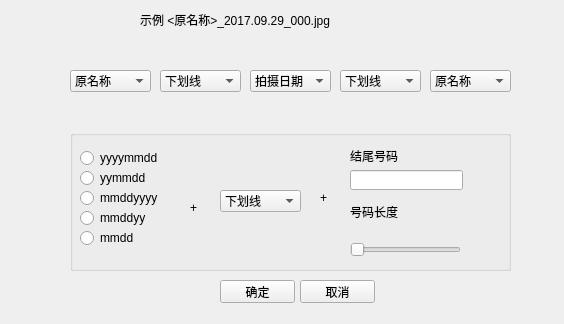
suzhan/ArchiveImages, file v2/rename.ui: the form before one commit.
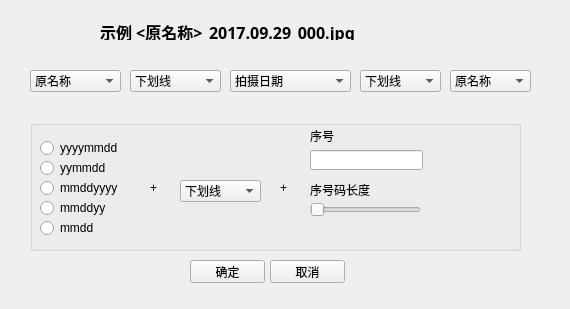
The form after the commit.

```diff
--- a/v2/rename.ui
+++ b/v2/rename.ui
@@ -6,8 +6,8 @@
    <rect>
     <x>0</x>
     <y>0</y>
-    <width>564</width>
-    <height>324</height>
+    <width>570</width>
+    <height>309</height>
    </rect>
   </property>
   <property name="windowTitle">
@@ -16,52 +16,60 @@
   <widget class="QLabel" name="label">
    <property name="geometry">
     <rect>
-     <x>140</x>
-     <y>10</y>
-     <width>251</width>
+     <x>100</x>
+     <y>20</y>
+     <width>361</width>
      <height>20</height>
     </rect>
    </property>
+   <property name="font">
+    <font>
+     <family>微软雅黑</family>
+     <pointsize>12</pointsize>
+     <weight>75</weight>
+     <bold>true</bold>
+    </font>
+   </property>
    <property name="text">
     <string>示例       &lt;原名称&gt;_2017.09.29_000.jpg</string>
    </property>
   </widget>
-  <widget class="QComboBox" name="comboBox">
-   <property name="geometry">
-    <rect>
-     <x>160</x>
-     <y>70</y>
-     <width>81</width>
-     <height>22</height>
-    </rect>
-   </property>
-   <item>
-    <property name="text">
-     <string>下划线</string>
-    </property>
-   </item>
-   <item>
-    <property name="text">
-     <string>连字符</string>
-    </property>
-   </item>
-   <item>
-    <property name="text">
-     <string>空格</string>
-    </property>
-   </item>
-   <item>
-    <property name="text">
-     <string>无</string>
-    </property>
-   </item>
-  </widget>
   <widget class="QComboBox" name="comboBox_2">
    <property name="geometry">
     <rect>
-     <x>250</x>
+     <x>130</x>
      <y>70</y>
-     <width>81</width>
+     <width>91</width>
+     <height>22</height>
+    </rect>
+   </property>
+   <item>
+    <property name="text">
+     <string>下划线</string>
+    </property>
+   </item>
+   <item>
+    <property name="text">
+     <string>连字符</string>
+    </property>
+   </item>
+   <item>
+    <property name="text">
+     <string>空格</string>
+    </property>
+   </item>
+   <item>
+    <property name="text">
+     <string>无</string>
+    </property>
+   </item>
+  </widget>
+  <widget class="QComboBox" name="comboBox__3">
+   <property name="geometry">
+    <rect>
+     <x>230</x>
+     <y>70</y>
+     <width>121</width>
      <height>22</height>
     </rect>
    </property>
@@ -80,41 +88,16 @@
      <string>拍摄日期/时间</string>
     </property>
    </item>
-  </widget>
-  <widget class="QComboBox" name="comboBox_3">
-   <property name="geometry">
-    <rect>
-     <x>340</x>
-     <y>70</y>
-     <width>81</width>
-     <height>22</height>
-    </rect>
-   </property>
    <item>
     <property name="text">
-     <string>下划线</string>
-    </property>
-   </item>
-   <item>
-    <property name="text">
-     <string>连字符</string>
-    </property>
-   </item>
-   <item>
-    <property name="text">
-     <string>空格</string>
-    </property>
-   </item>
-   <item>
-    <property name="text">
-     <string>无</string>
+     <string>序号</string>
     </property>
    </item>
   </widget>
   <widget class="QComboBox" name="comboBox_4">
    <property name="geometry">
     <rect>
-     <x>70</x>
+     <x>360</x>
      <y>70</y>
      <width>81</width>
      <height>22</height>
@@ -122,7 +105,7 @@
    </property>
    <item>
     <property name="text">
-     <string>原名称</string>
+     <string>下划线</string>
     </property>
    </item>
    <item>
@@ -139,9 +122,9 @@
   <widget class="QComboBox" name="comboBox_5">
    <property name="geometry">
     <rect>
-     <x>430</x>
+     <x>30</x>
      <y>70</y>
-     <width>81</width>
+     <width>91</width>
      <height>22</height>
     </rect>
    </property>
@@ -161,194 +144,36 @@
     </property>
    </item>
   </widget>
-  <widget class="QGroupBox" name="groupBox">
+  <widget class="QComboBox" name="comboBox_">
    <property name="geometry">
     <rect>
-     <x>70</x>
-     <y>130</y>
-     <width>441</width>
-     <height>141</height>
+     <x>450</x>
+     <y>70</y>
+     <width>81</width>
+     <height>22</height>
     </rect>
    </property>
-   <property name="title">
-    <string/>
-   </property>
-   <widget class="QRadioButton" name="radioButton">
-    <property name="geometry">
-     <rect>
-      <x>10</x>
-      <y>20</y>
-      <width>89</width>
-      <height>16</height>
-     </rect>
-    </property>
+   <item>
     <property name="text">
-     <string>yyyymmdd</string>
+     <string>原名称</string>
     </property>
-   </widget>
-   <widget class="QRadioButton" name="radioButton_2">
-    <property name="geometry">
-     <rect>
-      <x>10</x>
-      <y>40</y>
-      <width>89</width>
-      <height>16</height>
-     </rect>
-    </property>
+   </item>
+   <item>
     <property name="text">
-     <string>yymmdd</string>
+     <string>新名称</string>
     </property>
-   </widget>
-   <widget class="QRadioButton" name="radioButton_3">
-    <property name="geometry">
-     <rect>
-      <x>10</x>
-      <y>60</y>
-      <width>89</width>
-      <height>16</height>
-     </rect>
-    </property>
+   </item>
+   <item>
     <property name="text">
-     <string>mmddyyyy</string>
+     <string>无</string>
     </property>
-   </widget>
-   <widget class="QRadioButton" name="radioButton_4">
-    <property name="geometry">
-     <rect>
-      <x>10</x>
-      <y>80</y>
-      <width>89</width>
-      <height>16</height>
-     </rect>
-    </property>
-    <property name="text">
-     <string>mmddyy</string>
-    </property>
-   </widget>
-   <widget class="QRadioButton" name="radioButton_5">
-    <property name="geometry">
-     <rect>
-      <x>10</x>
-      <y>100</y>
-      <width>89</width>
-      <height>16</height>
-     </rect>
-    </property>
-    <property name="text">
-     <string>mmdd</string>
-    </property>
-   </widget>
-   <widget class="QComboBox" name="comboBox_6">
-    <property name="geometry">
-     <rect>
-      <x>150</x>
-      <y>60</y>
-      <width>81</width>
-      <height>22</height>
-     </rect>
-    </property>
-    <item>
-     <property name="text">
-      <string>下划线</string>
-     </property>
-    </item>
-    <item>
-     <property name="text">
-      <string>连字符</string>
-     </property>
-    </item>
-    <item>
-     <property name="text">
-      <string>空格</string>
-     </property>
-    </item>
-    <item>
-     <property name="text">
-      <string>无</string>
-     </property>
-    </item>
-   </widget>
-   <widget class="QLabel" name="label_2">
-    <property name="geometry">
-     <rect>
-      <x>120</x>
-      <y>70</y>
-      <width>21</width>
-      <height>16</height>
-     </rect>
-    </property>
-    <property name="text">
-     <string>+</string>
-    </property>
-   </widget>
-   <widget class="QLabel" name="label_3">
-    <property name="geometry">
-     <rect>
-      <x>250</x>
-      <y>60</y>
-      <width>21</width>
-      <height>16</height>
-     </rect>
-    </property>
-    <property name="text">
-     <string>+</string>
-    </property>
-   </widget>
-   <widget class="QLineEdit" name="lineEdit">
-    <property name="geometry">
-     <rect>
-      <x>280</x>
-      <y>40</y>
-      <width>113</width>
-      <height>20</height>
-     </rect>
-    </property>
-   </widget>
-   <widget class="QLabel" name="label_4">
-    <property name="geometry">
-     <rect>
-      <x>280</x>
-      <y>20</y>
-      <width>54</width>
-      <height>12</height>
-     </rect>
-    </property>
-    <property name="text">
-     <string>结尾号码</string>
-    </property>
-   </widget>
-   <widget class="QLabel" name="label_5">
-    <property name="geometry">
-     <rect>
-      <x>280</x>
-      <y>72</y>
-      <width>54</width>
-      <height>20</height>
-     </rect>
-    </property>
-    <property name="text">
-     <string>号码长度</string>
-    </property>
-   </widget>
-   <widget class="QSlider" name="horizontalSlider">
-    <property name="geometry">
-     <rect>
-      <x>280</x>
-      <y>110</y>
-      <width>111</width>
-      <height>19</height>
-     </rect>
-    </property>
-    <property name="orientation">
-     <enum>Qt::Horizontal</enum>
-    </property>
-   </widget>
+   </item>
   </widget>
   <widget class="QPushButton" name="pushButton">
    <property name="geometry">
     <rect>
-     <x>220</x>
-     <y>280</y>
+     <x>190</x>
+     <y>260</y>
      <width>75</width>
      <height>23</height>
     </rect>
@@ -360,8 +185,8 @@
   <widget class="QPushButton" name="pushButton_2">
    <property name="geometry">
     <rect>
-     <x>300</x>
-     <y>280</y>
+     <x>270</x>
+     <y>260</y>
      <width>75</width>
      <height>23</height>
     </rect>
@@ -370,6 +195,533 @@
     <string>取消</string>
    </property>
   </widget>
+  <widget class="QStackedWidget" name="stackedWidget">
+   <property name="geometry">
+    <rect>
+     <x>30</x>
+     <y>110</y>
+     <width>491</width>
+     <height>141</height>
+    </rect>
+   </property>
+   <property name="currentIndex">
+    <number>0</number>
+   </property>
+   <widget class="QWidget" name="dateTime">
+    <widget class="QStackedWidget" name="stackedWidget_2">
+     <property name="geometry">
+      <rect>
+       <x>0</x>
+       <y>0</y>
+       <width>491</width>
+       <height>141</height>
+      </rect>
+     </property>
+     <property name="currentIndex">
+      <number>2</number>
+     </property>
+     <widget class="QWidget" name="dateTime_2">
+      <widget class="QLabel" name="label_datetime">
+       <property name="geometry">
+        <rect>
+         <x>220</x>
+         <y>70</y>
+         <width>54</width>
+         <height>12</height>
+        </rect>
+       </property>
+       <property name="text">
+        <string>B</string>
+       </property>
+      </widget>
+     </widget>
+     <widget class="QWidget" name="sequence_2">
+      <widget class="QLabel" name="label_sequence_2">
+       <property name="geometry">
+        <rect>
+         <x>210</x>
+         <y>80</y>
+         <width>54</width>
+         <height>12</height>
+        </rect>
+       </property>
+       <property name="text">
+        <string> C</string>
+       </property>
+      </widget>
+     </widget>
+     <widget class="QWidget" name="date_2">
+      <widget class="QGroupBox" name="groupBox_2">
+       <property name="geometry">
+        <rect>
+         <x>0</x>
+         <y>10</y>
+         <width>491</width>
+         <height>131</height>
+        </rect>
+       </property>
+       <property name="title">
+        <string/>
+       </property>
+       <widget class="QRadioButton" name="radioButton_6">
+        <property name="geometry">
+         <rect>
+          <x>10</x>
+          <y>20</y>
+          <width>89</width>
+          <height>16</height>
+         </rect>
+        </property>
+        <property name="text">
+         <string>yyyymmdd</string>
+        </property>
+       </widget>
+       <widget class="QRadioButton" name="radioButton_7">
+        <property name="geometry">
+         <rect>
+          <x>10</x>
+          <y>40</y>
+          <width>89</width>
+          <height>16</height>
+         </rect>
+        </property>
+        <property name="text">
+         <string>yymmdd</string>
+        </property>
+       </widget>
+       <widget class="QRadioButton" name="radioButton_8">
+        <property name="geometry">
+         <rect>
+          <x>10</x>
+          <y>60</y>
+          <width>89</width>
+          <height>16</height>
+         </rect>
+        </property>
+        <property name="text">
+         <string>mmddyyyy</string>
+        </property>
+       </widget>
+       <widget class="QRadioButton" name="radioButton_9">
+        <property name="geometry">
+         <rect>
+          <x>10</x>
+          <y>80</y>
+          <width>89</width>
+          <height>16</height>
+         </rect>
+        </property>
+        <property name="text">
+         <string>mmddyy</string>
+        </property>
+       </widget>
+       <widget class="QRadioButton" name="radioButton_10">
+        <property name="geometry">
+         <rect>
+          <x>10</x>
+          <y>100</y>
+          <width>89</width>
+          <height>16</height>
+         </rect>
+        </property>
+        <property name="text">
+         <string>mmdd</string>
+        </property>
+       </widget>
+       <widget class="QComboBox" name="comboBox_7">
+        <property name="geometry">
+         <rect>
+          <x>150</x>
+          <y>60</y>
+          <width>81</width>
+          <height>22</height>
+         </rect>
+        </property>
+        <item>
+         <property name="text">
+          <string>下划线</string>
+         </property>
+        </item>
+        <item>
+         <property name="text">
+          <string>连字符</string>
+         </property>
+        </item>
+        <item>
+         <property name="text">
+          <string>空格</string>
+         </property>
+        </item>
+        <item>
+         <property name="text">
+          <string>无</string>
+         </property>
+        </item>
+       </widget>
+       <widget class="QLabel" name="label_6">
+        <property name="geometry">
+         <rect>
+          <x>120</x>
+          <y>60</y>
+          <width>21</width>
+          <height>16</height>
+         </rect>
+        </property>
+        <property name="text">
+         <string>+</string>
+        </property>
+       </widget>
+       <widget class="QLabel" name="label_7">
+        <property name="geometry">
+         <rect>
+          <x>250</x>
+          <y>60</y>
+          <width>21</width>
+          <height>16</height>
+         </rect>
+        </property>
+        <property name="text">
+         <string>+</string>
+        </property>
+       </widget>
+       <widget class="QLineEdit" name="lineEdit_2">
+        <property name="geometry">
+         <rect>
+          <x>280</x>
+          <y>30</y>
+          <width>113</width>
+          <height>20</height>
+         </rect>
+        </property>
+       </widget>
+       <widget class="QLabel" name="label_8">
+        <property name="geometry">
+         <rect>
+          <x>280</x>
+          <y>10</y>
+          <width>54</width>
+          <height>12</height>
+         </rect>
+        </property>
+        <property name="text">
+         <string>序号</string>
+        </property>
+       </widget>
+       <widget class="QLabel" name="label_9">
+        <property name="geometry">
+         <rect>
+          <x>280</x>
+          <y>60</y>
+          <width>81</width>
+          <height>20</height>
+         </rect>
+        </property>
+        <property name="text">
+         <string>序号码长度</string>
+        </property>
+       </widget>
+       <widget class="QSlider" name="horizontalSlider_2">
+        <property name="geometry">
+         <rect>
+          <x>280</x>
+          <y>80</y>
+          <width>111</width>
+          <height>19</height>
+         </rect>
+        </property>
+        <property name="orientation">
+         <enum>Qt::Horizontal</enum>
+        </property>
+       </widget>
+      </widget>
+     </widget>
+    </widget>
+   </widget>
+   <widget class="QWidget" name="sequence">
+    <widget class="QLabel" name="label_sequence">
+     <property name="geometry">
+      <rect>
+       <x>210</x>
+       <y>80</y>
+       <width>54</width>
+       <height>12</height>
+      </rect>
+     </property>
+     <property name="text">
+      <string> C</string>
+     </property>
+    </widget>
+    <widget class="QStackedWidget" name="stackedWidget_3">
+     <property name="geometry">
+      <rect>
+       <x>0</x>
+       <y>0</y>
+       <width>491</width>
+       <height>141</height>
+      </rect>
+     </property>
+     <property name="currentIndex">
+      <number>2</number>
+     </property>
+     <widget class="QWidget" name="dateTime_3">
+      <widget class="QLabel" name="label_datetime_2">
+       <property name="geometry">
+        <rect>
+         <x>220</x>
+         <y>70</y>
+         <width>54</width>
+         <height>12</height>
+        </rect>
+       </property>
+       <property name="text">
+        <string>B</string>
+       </property>
+      </widget>
+     </widget>
+     <widget class="QWidget" name="sequence_3">
+      <widget class="QLabel" name="label_sequence_3">
+       <property name="geometry">
+        <rect>
+         <x>210</x>
+         <y>80</y>
+         <width>54</width>
+         <height>12</height>
+        </rect>
+       </property>
+       <property name="text">
+        <string> C</string>
+       </property>
+      </widget>
+     </widget>
+     <widget class="QWidget" name="date_3">
+      <widget class="QGroupBox" name="groupBox_3">
+       <property name="geometry">
+        <rect>
+         <x>0</x>
+         <y>0</y>
+         <width>491</width>
+         <height>131</height>
+        </rect>
+       </property>
+       <property name="title">
+        <string/>
+       </property>
+       <widget class="QRadioButton" name="radioButton_11">
+        <property name="geometry">
+         <rect>
+          <x>10</x>
+          <y>20</y>
+          <width>89</width>
+          <height>16</height>
+         </rect>
+        </property>
+        <property name="text">
+         <string>yyyymmdd</string>
+        </property>
+       </widget>
+       <widget class="QRadioButton" name="radioButton_12">
+        <property name="geometry">
+         <rect>
+          <x>10</x>
+          <y>40</y>
+          <width>89</width>
+          <height>16</height>
+         </rect>
+        </property>
+        <property name="text">
+         <string>yymmdd</string>
+        </property>
+       </widget>
+       <widget class="QRadioButton" name="radioButton_13">
+        <property name="geometry">
+         <rect>
+          <x>10</x>
+          <y>60</y>
+          <width>89</width>
+          <height>16</height>
+         </rect>
+        </property>
+        <property name="text">
+         <string>mmddyyyy</string>
+        </property>
+       </widget>
+       <widget class="QRadioButton" name="radioButton_14">
+        <property name="geometry">
+         <rect>
+          <x>10</x>
+          <y>80</y>
+          <width>89</width>
+          <height>16</height>
+         </rect>
+        </property>
+        <property name="text">
+         <string>mmddyy</string>
+        </property>
+       </widget>
+       <widget class="QRadioButton" name="radioButton_15">
+        <property name="geometry">
+         <rect>
+          <x>10</x>
+          <y>100</y>
+          <width>89</width>
+          <height>16</height>
+         </rect>
+        </property>
+        <property name="text">
+         <string>mmdd</string>
+        </property>
+       </widget>
+       <widget class="QComboBox" name="comboBox_8">
+        <property name="geometry">
+         <rect>
+          <x>150</x>
+          <y>60</y>
+          <width>81</width>
+          <height>22</height>
+         </rect>
+        </property>
+        <item>
+         <property name="text">
+          <string>下划线</string>
+         </property>
+        </item>
+        <item>
+         <property name="text">
+          <string>连字符</string>
+         </property>
+        </item>
+        <item>
+         <property name="text">
+          <string>空格</string>
+         </property>
+        </item>
+        <item>
+         <property name="text">
+          <string>无</string>
+         </property>
+        </item>
+       </widget>
+       <widget class="QLabel" name="label_10">
+        <property name="geometry">
+         <rect>
+          <x>120</x>
+          <y>60</y>
+          <width>21</width>
+          <height>16</height>
+         </rect>
+        </property>
+        <property name="text">
+         <string>+</string>
+        </property>
+       </widget>
+       <widget class="QLabel" name="label_11">
+        <property name="geometry">
+         <rect>
+          <x>250</x>
+          <y>60</y>
+          <width>21</width>
+          <height>16</height>
+         </rect>
+        </property>
+        <property name="text">
+         <string>+</string>
+        </property>
+       </widget>
+       <widget class="QRadioButton" name="radioButton_16">
+        <property name="geometry">
+         <rect>
+          <x>300</x>
+          <y>40</y>
+          <width>89</width>
+          <height>16</height>
+         </rect>
+        </property>
+        <property name="text">
+         <string>hhmmss*</string>
+        </property>
+       </widget>
+       <widget class="QRadioButton" name="radioButton_17">
+        <property name="geometry">
+         <rect>
+          <x>300</x>
+          <y>60</y>
+          <width>89</width>
+          <height>16</height>
+         </rect>
+        </property>
+        <property name="text">
+         <string>hhmm*</string>
+        </property>
+       </widget>
+      </widget>
+     </widget>
+    </widget>
+   </widget>
+   <widget class="QWidget" name="date">
+    <widget class="QGroupBox" name="groupBox">
+     <property name="geometry">
+      <rect>
+       <x>0</x>
+       <y>0</y>
+       <width>491</width>
+       <height>131</height>
+      </rect>
+     </property>
+     <property name="title">
+      <string/>
+     </property>
+     <widget class="QLineEdit" name="lineEdit">
+      <property name="geometry">
+       <rect>
+        <x>230</x>
+        <y>30</y>
+        <width>113</width>
+        <height>20</height>
+       </rect>
+      </property>
+     </widget>
+     <widget class="QLabel" name="label_4">
+      <property name="geometry">
+       <rect>
+        <x>230</x>
+        <y>10</y>
+        <width>54</width>
+        <height>12</height>
+       </rect>
+      </property>
+      <property name="text">
+       <string>序号</string>
+      </property>
+     </widget>
+     <widget class="QLabel" name="label_5">
+      <property name="geometry">
+       <rect>
+        <x>230</x>
+        <y>60</y>
+        <width>81</width>
+        <height>20</height>
+       </rect>
+      </property>
+      <property name="text">
+       <string>序号码长度</string>
+      </property>
+     </widget>
+     <widget class="QSlider" name="horizontalSlider">
+      <property name="geometry">
+       <rect>
+        <x>230</x>
+        <y>90</y>
+        <width>111</width>
+        <height>19</height>
+       </rect>
+      </property>
+      <property name="orientation">
+       <enum>Qt::Horizontal</enum>
+      </property>
+     </widget>
+    </widget>
+   </widget>
+  </widget>
  </widget>
  <resources/>
  <connections/>
```
Left out of the diff: 14 changed lines with no effect on the pictures.
